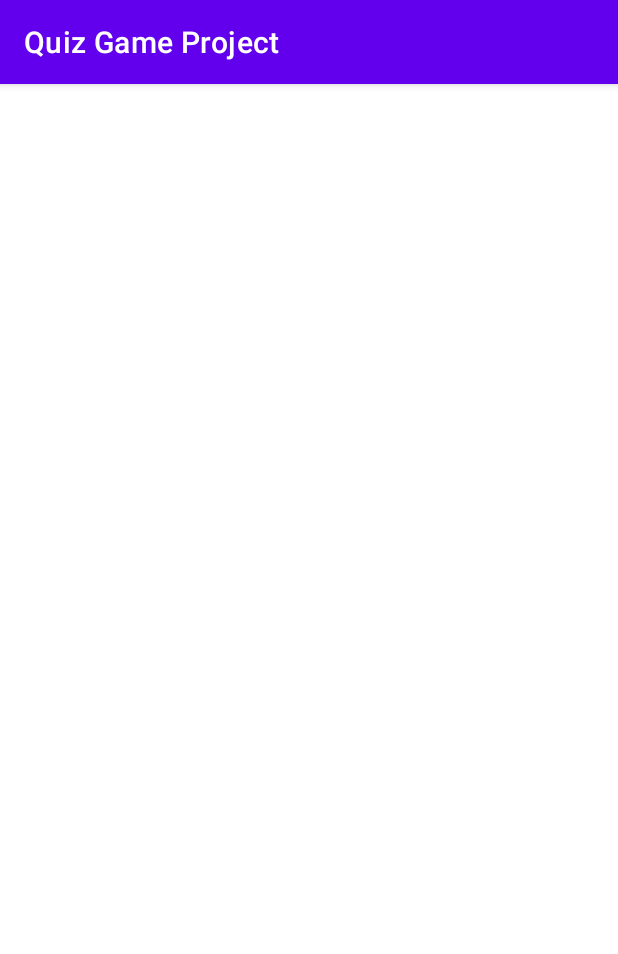
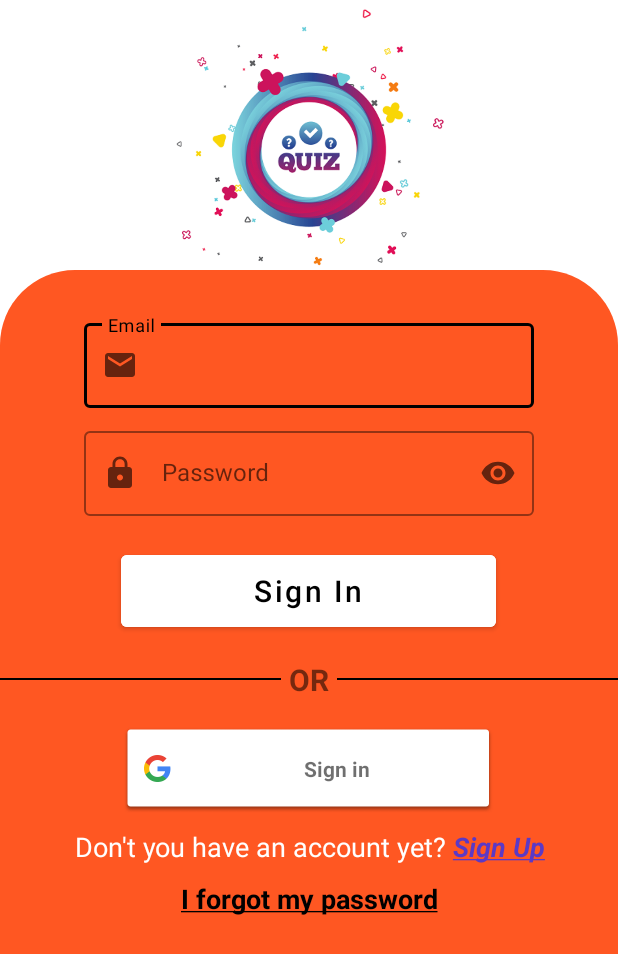
Before and after one commit to Morshed-GitHub/Quiz-Game, an Android app: the screen it shows after launch (MainActivity before the commit, LoginActivity after it), on a phone screen of 412 x 824 dp. Shown: the top 954 px of the screen. Run offline under Robolectric (Android 15) with nearby library versions, the phone set to English and light mode, and no system bars.

Commit message:
Login Screen Complete

```diff
--- a/app/build.gradle
+++ b/app/build.gradle
@@ -46,4 +46,10 @@ dependencies {
     testImplementation 'junit:junit:4.13.2'
     androidTestImplementation 'androidx.test.ext:junit:1.1.5'
     androidTestImplementation 'androidx.test.espresso:espresso-core:3.5.1'
+
+    // Declare the dependency for the Firebase Authentication Library
+    implementation 'com.google.firebase:firebase-auth-ktx:22.1.1'
+
+    // Also declare the dependency for the Google Play services library and specify its version
+    implementation 'com.google.android.gms:play-services-auth:20.1.0'
 }
--- a/app/src/main/AndroidManifest.xml
+++ b/app/src/main/AndroidManifest.xml
@@ -12,9 +12,13 @@
         android:theme="@style/Theme.QuizGameProject"
         tools:targetApi="31">
         <activity
+            android:name=".LoginActivity"
+            android:exported="false"
+            android:theme="@style/SplashTheme"/>
+        <activity
             android:name=".WelcomeActivity"
             android:exported="true"
-            android:theme="@style/SplashTheme" >
+            android:theme="@style/SplashTheme">
             <intent-filter>
                 <action android:name="android.intent.action.MAIN" />
                 <category android:name="android.intent.category.LAUNCHER" />
@@ -22,8 +26,7 @@
         </activity>
         <activity
             android:name=".MainActivity"
-            android:exported="true">
-        </activity>
+            android:exported="true"></activity>
     </application>
 
 </manifest>
--- /dev/null
+++ b/app/src/main/java/com/learning/quizgameproject/LoginActivity.kt
@@ -0,0 +1,11 @@
+package com.learning.quizgameproject
+
+import androidx.appcompat.app.AppCompatActivity
+import android.os.Bundle
+
+class LoginActivity : AppCompatActivity() {
+    override fun onCreate(savedInstanceState: Bundle?) {
+        super.onCreate(savedInstanceState)
+        setContentView(R.layout.activity_login)
+    }
+}
--- a/app/src/main/java/com/learning/quizgameproject/WelcomeActivity.kt
+++ b/app/src/main/java/com/learning/quizgameproject/WelcomeActivity.kt
@@ -27,7 +27,7 @@ class WelcomeActivity : AppCompatActivity() {
         // In order to handle time delaying
         val handler = Handler(Looper.getMainLooper())
         handler.postDelayed({ // object : Runnable {} -> Short
-            val intent : Intent = Intent(this@WelcomeActivity, MainActivity::class.java)
+            val intent : Intent = Intent(this@WelcomeActivity, LoginActivity::class.java)
             startActivity(intent)
             finish() // Destroy the current activity
         }, 4000) // 5000 milliseconds -> 5 seconds
--- /dev/null
+++ b/app/src/main/res/drawable/email.xml
@@ -0,0 +1,5 @@
+<vector android:height="24dp" android:tint="#000000"
+    android:viewportHeight="24" android:viewportWidth="24"
+    android:width="24dp" xmlns:android="http://schemas.android.com/apk/res/android">
+    <path android:fillColor="@android:color/white" android:pathData="M20,4L4,4c-1.1,0 -1.99,0.9 -1.99,2L2,18c0,1.1 0.9,2 2,2h16c1.1,0 2,-0.9 2,-2L22,6c0,-1.1 -0.9,-2 -2,-2zM20,8l-8,5 -8,-5L4,6l8,5 8,-5v2z"/>
+</vector>
--- /dev/null
+++ b/app/src/main/res/drawable/lock.xml
@@ -0,0 +1,5 @@
+<vector android:height="24dp" android:tint="#000000"
+    android:viewportHeight="24" android:viewportWidth="24"
+    android:width="24dp" xmlns:android="http://schemas.android.com/apk/res/android">
+    <path android:fillColor="@android:color/white" android:pathData="M18,8h-1L17,6c0,-2.76 -2.24,-5 -5,-5S7,3.24 7,6v2L6,8c-1.1,0 -2,0.9 -2,2v10c0,1.1 0.9,2 2,2h12c1.1,0 2,-0.9 2,-2L20,10c0,-1.1 -0.9,-2 -2,-2zM12,17c-1.1,0 -2,-0.9 -2,-2s0.9,-2 2,-2 2,0.9 2,2 -0.9,2 -2,2zM15.1,8L8.9,8L8.9,6c0,-1.71 1.39,-3.1 3.1,-3.1 1.71,0 3.1,1.39 3.1,3.1v2z"/>
+</vector>
--- /dev/null
+++ b/app/src/main/res/drawable/login_shape.xml
@@ -0,0 +1,11 @@
+<?xml version="1.0" encoding="utf-8"?>
+<shape xmlns:android="http://schemas.android.com/apk/res/android">
+
+    <solid
+        android:color="@color/orange"/>
+
+    <corners
+        android:topLeftRadius="50dp"
+        android:topRightRadius="50dp"/>
+
+</shape>
--- /dev/null
+++ b/app/src/main/res/layout/activity_login.xml
@@ -0,0 +1,132 @@
+<?xml version="1.0" encoding="utf-8"?>
+<androidx.constraintlayout.widget.ConstraintLayout xmlns:android="http://schemas.android.com/apk/res/android"
+    xmlns:app="http://schemas.android.com/apk/res-auto"
+    xmlns:tools="http://schemas.android.com/tools"
+    android:layout_width="match_parent"
+    android:layout_height="match_parent"
+    tools:context=".LoginActivity">
+
+    <ImageView
+        android:id="@+id/imageView"
+        android:layout_width="wrap_content"
+        android:layout_height="200dp"
+        android:scaleType="centerInside"
+        app:layout_constraintEnd_toEndOf="parent"
+        app:layout_constraintStart_toStartOf="parent"
+        app:layout_constraintTop_toTopOf="parent"
+        app:srcCompat="@drawable/login" />
+
+    <LinearLayout
+        android:layout_width="match_parent"
+        android:layout_height="match_parent"
+        android:layout_marginTop="180dp"
+        android:background="@drawable/login_shape"
+        android:gravity="center_horizontal"
+        android:orientation="vertical"
+        app:layout_constraintBottom_toBottomOf="parent"
+        app:layout_constraintEnd_toEndOf="parent"
+        app:layout_constraintStart_toStartOf="parent"
+        app:layout_constraintTop_toTopOf="parent">
+
+        <com.google.android.material.textfield.TextInputLayout
+            style="@style/Widget.MaterialComponents.TextInputLayout.OutlinedBox"
+            android:layout_width="300dp"
+            android:layout_height="wrap_content"
+            android:layout_marginTop="30dp"
+            app:startIconDrawable="@drawable/email"
+            app:hintTextColor="@color/black"
+            app:boxStrokeColor="@color/black">
+
+            <com.google.android.material.textfield.TextInputEditText
+                android:layout_width="match_parent"
+                android:layout_height="wrap_content"
+                android:hint="Email"
+                android:inputType="textEmailAddress"
+                android:textCursorDrawable="@null" />
+        </com.google.android.material.textfield.TextInputLayout>
+
+        <com.google.android.material.textfield.TextInputLayout
+            style="@style/Widget.MaterialComponents.TextInputLayout.OutlinedBox"
+            android:layout_width="300dp"
+            android:layout_height="wrap_content"
+            android:layout_marginTop="10dp"
+            app:endIconMode="password_toggle"
+            app:startIconDrawable="@drawable/lock"
+            app:hintTextColor="@color/black"
+            app:boxStrokeColor="@color/black">
+
+            <com.google.android.material.textfield.TextInputEditText
+                android:layout_width="match_parent"
+                android:layout_height="wrap_content"
+                android:hint="Password"
+                android:inputType="textPassword"
+                android:textCursorDrawable="@null" />
+        </com.google.android.material.textfield.TextInputLayout>
+
+        <Button
+            android:id="@+id/buttonSignIn"
+            android:layout_width="250dp"
+            android:layout_height="60dp"
+            android:layout_marginTop="20dp"
+            android:backgroundTint="@color/white"
+            android:text="Sign In"
+            android:textAllCaps="false"
+            android:textColor="@color/black"
+            android:textSize="20sp" />
+
+        <LinearLayout
+            android:layout_width="match_parent"
+            android:layout_height="wrap_content"
+            android:layout_marginTop="10dp"
+            android:gravity="center"
+            android:orientation="horizontal">
+
+            <View
+                android:layout_width="match_parent"
+                android:layout_height="1.5dp"
+                android:layout_weight="1"
+                android:background="@color/black" />
+
+            <TextView
+                android:layout_width="wrap_content"
+                android:layout_height="wrap_content"
+                android:layout_margin="5dp"
+                android:text="OR"
+                android:textSize="20sp"
+                android:textStyle="bold" />
+
+            <View
+                android:layout_width="match_parent"
+                android:layout_height="1.5dp"
+                android:layout_weight="1"
+                android:background="@color/black" />
+        </LinearLayout>
+
+                <com.google.android.gms.common.SignInButton
+                    android:layout_width="250dp"
+                    android:layout_height="60dp"
+                    android:layout_marginTop="10dp"/>
+
+        <TextView
+            android:id="@+id/textView2"
+            android:layout_width="match_parent"
+            android:layout_height="wrap_content"
+            android:layout_marginTop="10dp"
+            android:gravity="center_horizontal"
+            android:text="@string/account"
+            android:textColor="@color/white"
+            android:textSize="18sp" />
+
+        <TextView
+            android:id="@+id/textView3"
+            android:layout_width="match_parent"
+            android:layout_height="wrap_content"
+            android:layout_marginTop="10dp"
+            android:gravity="center_horizontal"
+            android:text="@string/forgot_password"
+            android:textColor="@color/black"
+            android:textSize="18sp" />
+
+    </LinearLayout>
+
+</androidx.constraintlayout.widget.ConstraintLayout>
--- a/app/src/main/res/values/strings.xml
+++ b/app/src/main/res/values/strings.xml
@@ -1,3 +1,5 @@
 <resources>
     <string name="app_name">Quiz Game Project</string>
+    <string name="account">Don\'t you have an account yet?  <font color = "#5b39c6"><b><u><i>Sign Up</i></u></b></font></string>
+    <string name="forgot_password"><b><u>I forgot my password</u></b></string>
 </resources>
```
Also changed, not shown: app/src/main/res/drawable/login.png (added).
